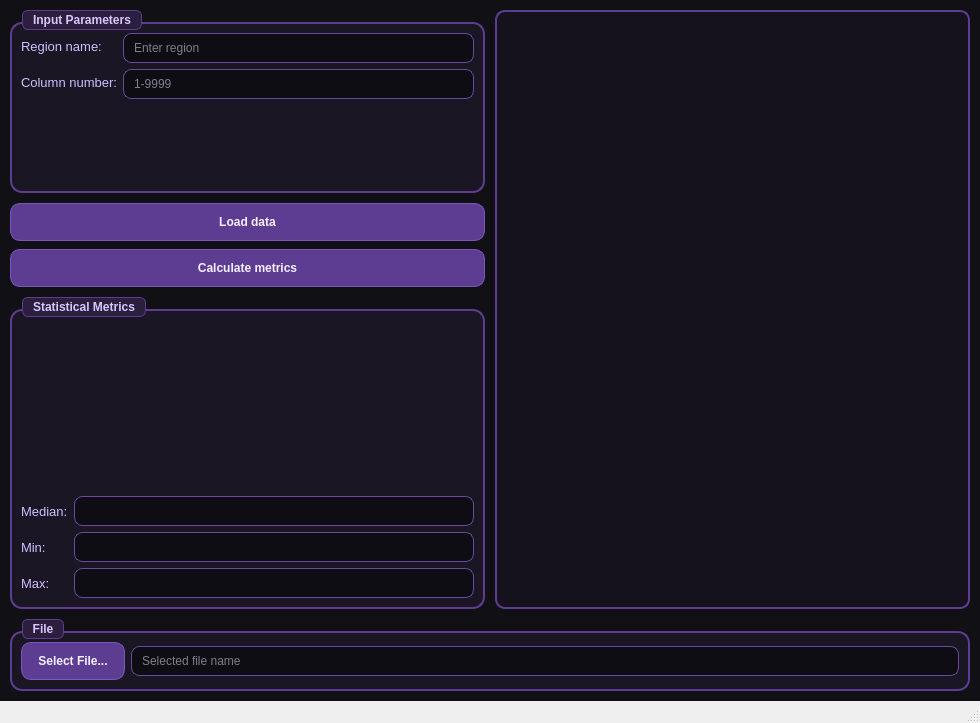
This is mainwindow.ui in raiimar/op-02lab as Qt 5 draws it before an edit. The edited form follows.
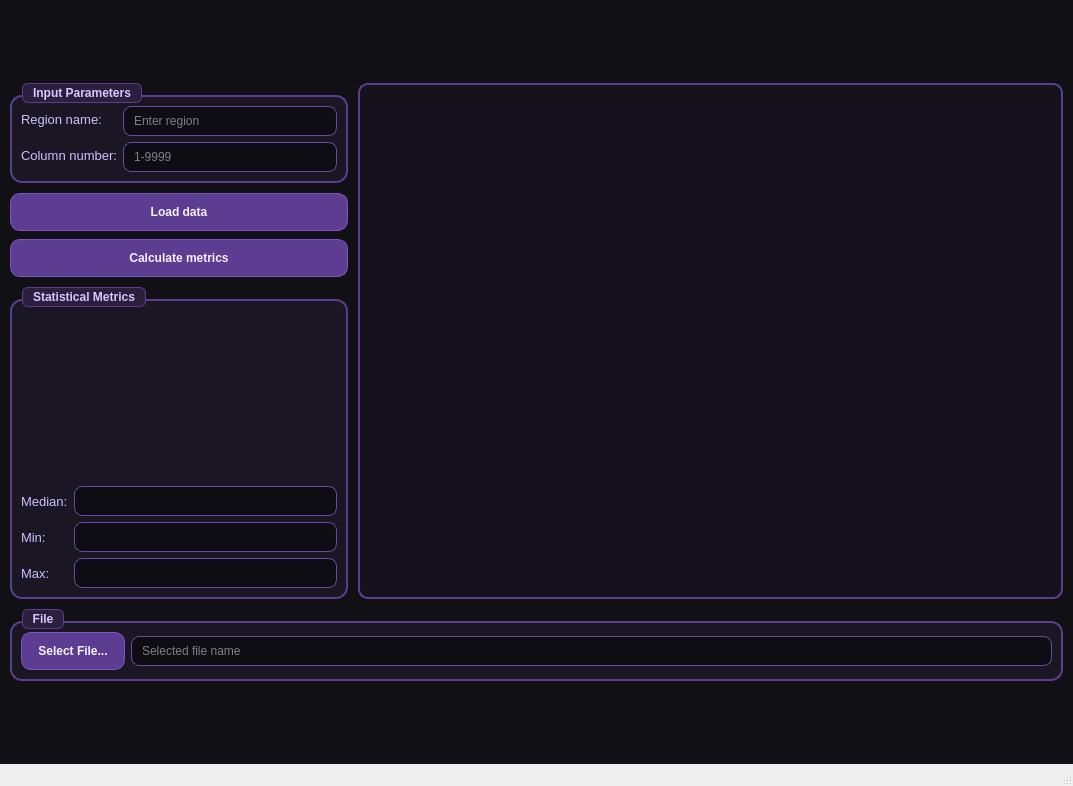
This is the edited form. Icons and pictures are not drawn.

```diff
--- a/mainwindow.ui
+++ b/mainwindow.ui
@@ -6,8 +6,8 @@
    <rect>
     <x>0</x>
     <y>0</y>
-    <width>980</width>
-    <height>723</height>
+    <width>1073</width>
+    <height>786</height>
    </rect>
   </property>
   <property name="windowTitle">
@@ -108,6 +108,19 @@
     <property name="bottomMargin">
      <number>10</number>
     </property>
+    <item>
+     <spacer name="verticalSpacer_2">
+      <property name="orientation">
+       <enum>Qt::Orientation::Vertical</enum>
+      </property>
+      <property name="sizeHint" stdset="0">
+       <size>
+        <width>20</width>
+        <height>40</height>
+       </size>
+      </property>
+     </spacer>
+    </item>
     <item>
      <layout class="QHBoxLayout" name="horizontalLayoutContent">
       <property name="spacing">
@@ -267,7 +280,7 @@
        <widget class="QTableWidget" name="tableWidgetData">
         <property name="minimumSize">
          <size>
-          <width>450</width>
+          <width>705</width>
           <height>220</height>
          </size>
         </property>
@@ -316,6 +329,19 @@
       </layout>
      </widget>
     </item>
+    <item>
+     <spacer name="verticalSpacer">
+      <property name="orientation">
+       <enum>Qt::Orientation::Vertical</enum>
+      </property>
+      <property name="sizeHint" stdset="0">
+       <size>
+        <width>20</width>
+        <height>40</height>
+       </size>
+      </property>
+     </spacer>
+    </item>
    </layout>
   </widget>
   <widget class="QMenuBar" name="menubar">
```
Left out of the diff: 63 changed lines with no effect on the pictures.
